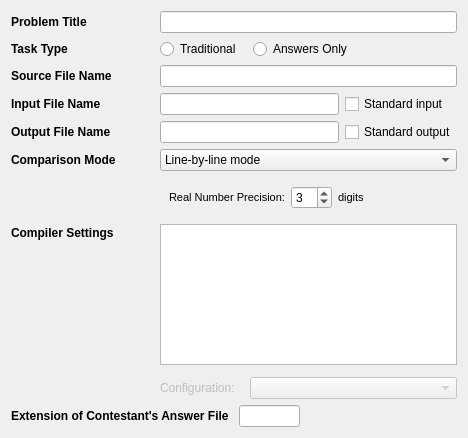
Old version of the form forms_win32/taskeditwidget.ui in the repository Sojiv/Project_lemon.
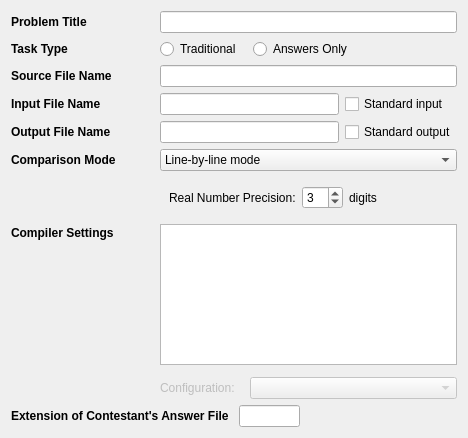
New version of the form. The open tabs and pages were chosen to show the change. Custom widgets are drawn as their Qt base class.

```diff
--- a/forms_win32/taskeditwidget.ui
+++ b/forms_win32/taskeditwidget.ui
@@ -261,7 +261,7 @@
           </sizepolicy>
          </property>
          <property name="styleSheet">
-          <string notr="true">font:8pt;</string>
+          <string notr="true">font-size:9pt;</string>
          </property>
          <property name="text">
           <string>Real Number Precision:</string>
@@ -287,7 +287,7 @@
           </sizepolicy>
          </property>
          <property name="styleSheet">
-          <string notr="true">font:8pt;</string>
+          <string notr="true">font-size:9pt;</string>
          </property>
          <property name="text">
           <string>digits</string>
```
Left out of the diff: 2 changed lines with no effect on the pictures.
